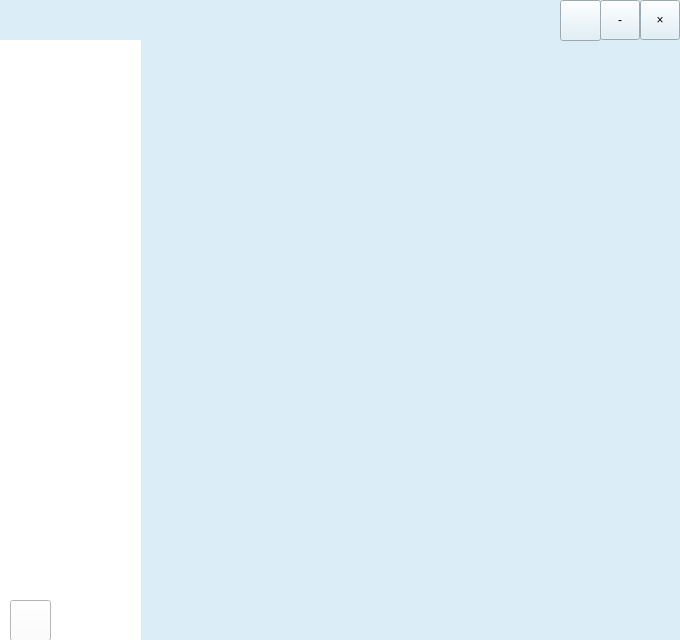
pechpo/What-s-up, file client/ui/mainwindow.ui: the form before one commit.
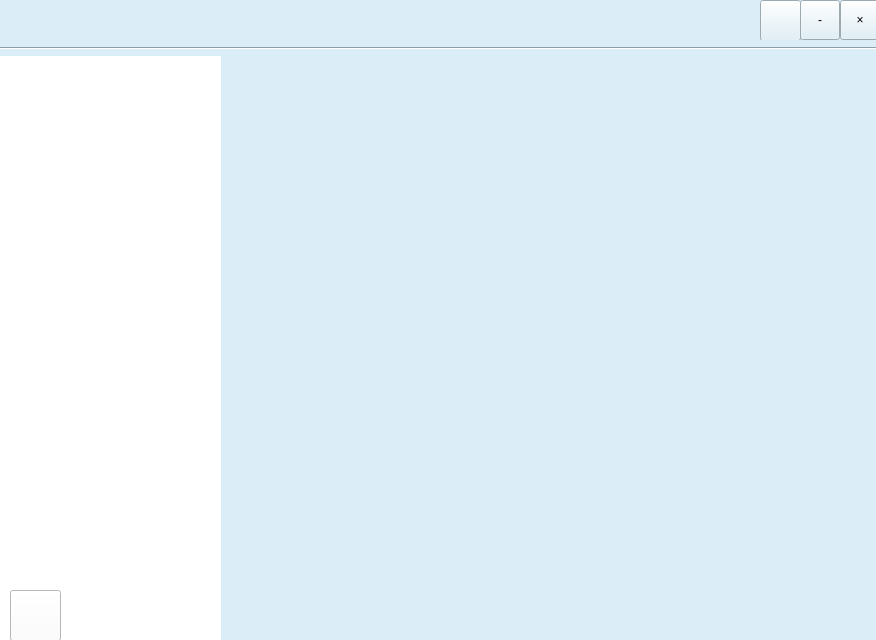
The form after the commit. Icons and pictures are not drawn.

The edit to the form file:
```diff
--- a/client/ui/mainwindow.ui
+++ b/client/ui/mainwindow.ui
@@ -6,7 +6,7 @@
    <rect>
     <x>0</x>
     <y>0</y>
-    <width>680</width>
+    <width>876</width>
     <height>640</height>
    </rect>
   </property>
@@ -21,7 +21,7 @@
     <rect>
      <x>0</x>
      <y>0</y>
-     <width>711</width>
+     <width>881</width>
      <height>641</height>
     </rect>
    </property>
@@ -31,7 +31,7 @@
    <widget class="QToolButton" name="minimizeButton">
     <property name="geometry">
      <rect>
-      <x>600</x>
+      <x>800</x>
       <y>0</y>
       <width>40</width>
       <height>40</height>
@@ -44,7 +44,7 @@
    <widget class="QToolButton" name="closeButton">
     <property name="geometry">
      <rect>
-      <x>640</x>
+      <x>840</x>
       <y>0</y>
       <width>40</width>
       <height>40</height>
@@ -63,7 +63,7 @@
    <widget class="QToolButton" name="settingButton">
     <property name="geometry">
      <rect>
-      <x>560</x>
+      <x>760</x>
       <y>0</y>
       <width>41</width>
       <height>41</height>
@@ -80,9 +80,9 @@
     <property name="geometry">
      <rect>
       <x>0</x>
-      <y>40</y>
-      <width>141</width>
-      <height>601</height>
+      <y>50</y>
+      <width>221</width>
+      <height>591</height>
      </rect>
     </property>
     <property name="styleSheet">
@@ -92,9 +92,9 @@
      <property name="geometry">
       <rect>
        <x>10</x>
-       <y>560</y>
-       <width>41</width>
-       <height>41</height>
+       <y>540</y>
+       <width>51</width>
+       <height>51</height>
       </rect>
      </property>
      <property name="styleSheet">
@@ -105,6 +105,19 @@
      </property>
     </widget>
    </widget>
+   <widget class="Line" name="line">
+    <property name="geometry">
+     <rect>
+      <x>0</x>
+      <y>40</y>
+      <width>881</width>
+      <height>16</height>
+     </rect>
+    </property>
+    <property name="orientation">
+     <enum>Qt::Horizontal</enum>
+    </property>
+   </widget>
   </widget>
  </widget>
  <resources/>
```
